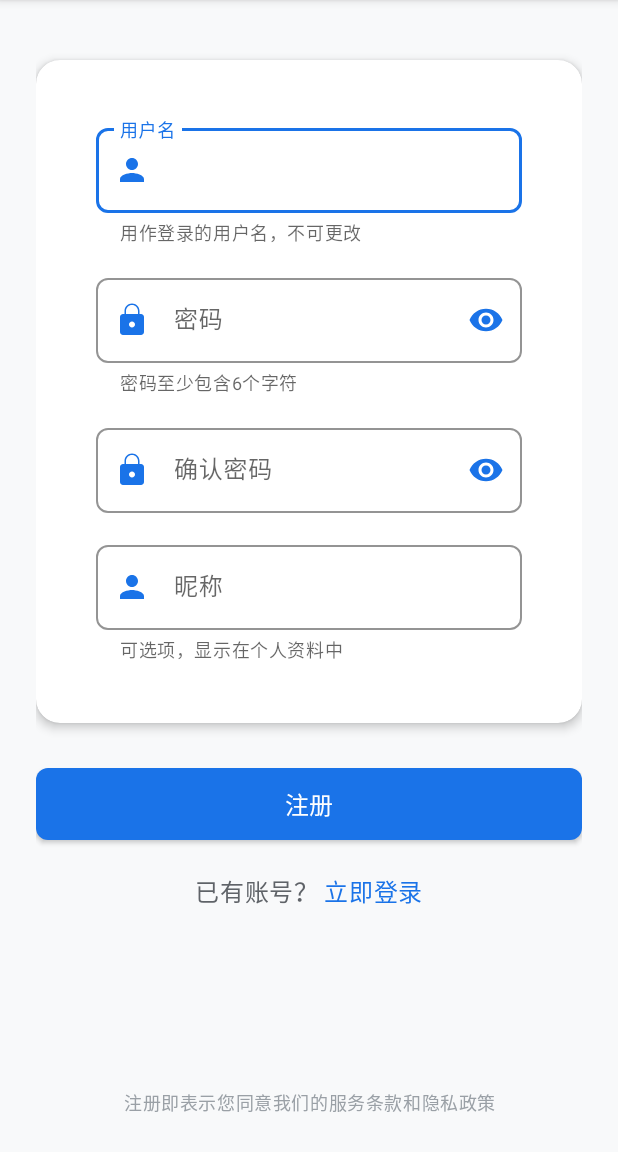
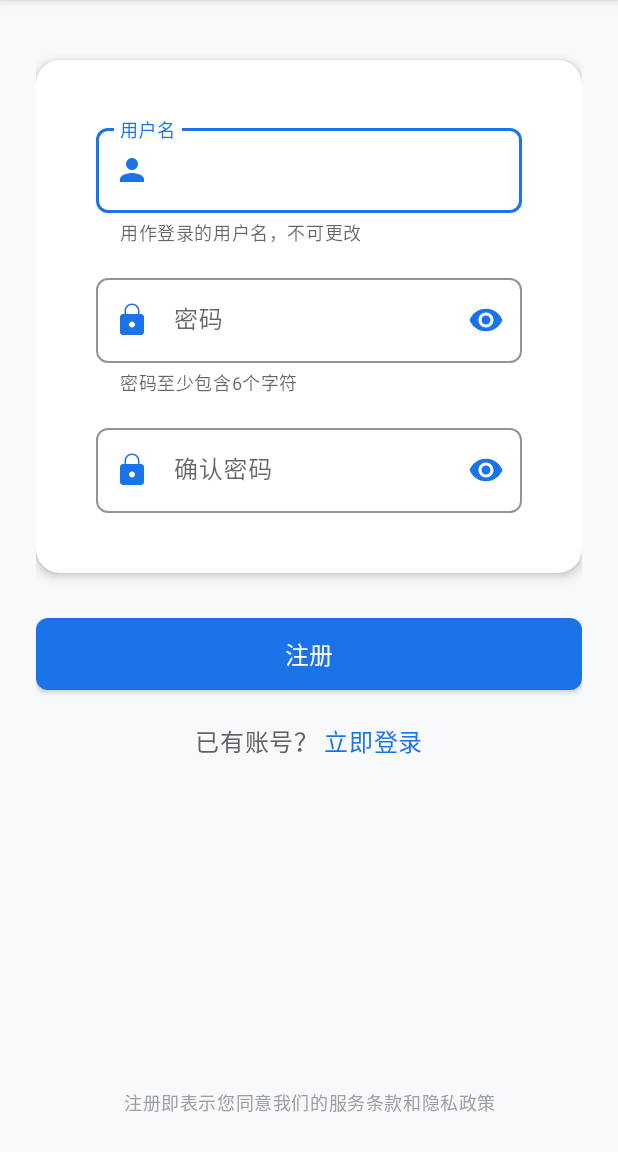
Before and after one commit to wuwuevan/APP, an Android app: the RegisterActivity screen opened directly, with no data from a screen before it, on a phone screen of 412 x 824 dp, the part 84-1236 px from its top. Run offline under Robolectric (Android 15) with nearby library versions, the phone set to English and light mode, and no system bars; our stand-ins replace Room's generated code.

Commit message:
Remove nickname feature

```diff
--- a/app/src/main/java/com/example/myapplication/data/DatabaseHelper.java
+++ b/app/src/main/java/com/example/myapplication/data/DatabaseHelper.java
@@ -35,7 +35,6 @@ public class DatabaseHelper extends SQLiteOpenHelper {
     public static final String COLUMN_USER_ID = "_id";
     public static final String COLUMN_USERNAME = "username";
     public static final String COLUMN_PASSWORD = "password";
-    public static final String COLUMN_NICKNAME = "nickname";
     public static final String COLUMN_AVATAR = "avatar";
     public static final String COLUMN_GENDER = "gender";
     public static final String COLUMN_AGE = "age";
@@ -68,7 +67,6 @@ public class DatabaseHelper extends SQLiteOpenHelper {
             + COLUMN_USER_ID + " INTEGER PRIMARY KEY AUTOINCREMENT, "
             + COLUMN_USERNAME + " TEXT NOT NULL UNIQUE, "
             + COLUMN_PASSWORD + " TEXT NOT NULL, "
-            + COLUMN_NICKNAME + " TEXT, "
             + COLUMN_AVATAR + " TEXT, "
             + COLUMN_GENDER + " TEXT, "
             + COLUMN_AGE + " INTEGER, "
--- a/app/src/main/java/com/example/myapplication/data/UserDBHelper.java
+++ b/app/src/main/java/com/example/myapplication/data/UserDBHelper.java
@@ -18,7 +18,6 @@ public class UserDBHelper extends SQLiteOpenHelper {
     public static final String COLUMN_ID = "_id";
     public static final String COLUMN_USERNAME = "username";
     public static final String COLUMN_PASSWORD = "password";
-    public static final String COLUMN_NICKNAME = "nickname";
     public static final String COLUMN_REGISTER_TIME = "register_time";
     public static final String COLUMN_GENDER = "gender";
     public static final String COLUMN_AGE = "age";
@@ -31,7 +30,6 @@ public class UserDBHelper extends SQLiteOpenHelper {
             COLUMN_ID + " INTEGER PRIMARY KEY AUTOINCREMENT, " +
             COLUMN_USERNAME + " TEXT NOT NULL UNIQUE, " +
             COLUMN_PASSWORD + " TEXT NOT NULL, " +
-            COLUMN_NICKNAME + " TEXT, " +
             COLUMN_REGISTER_TIME + " TEXT, " +
             COLUMN_GENDER + " TEXT, " +
             COLUMN_AGE + " INTEGER, " +
--- a/app/src/main/java/com/example/myapplication/database/DatabaseHelper.java
+++ b/app/src/main/java/com/example/myapplication/database/DatabaseHelper.java
@@ -46,7 +46,6 @@ public class DatabaseHelper extends SQLiteOpenHelper {
                 "id INTEGER PRIMARY KEY AUTOINCREMENT," +
                 "username TEXT NOT NULL," +
                 "password TEXT NOT NULL," +
-                "nickname TEXT," +
                 "avatar TEXT," +
                 "gender TEXT," +
                 "age INTEGER," +
--- a/app/src/main/java/com/example/myapplication/database/UserDao.java
+++ b/app/src/main/java/com/example/myapplication/database/UserDao.java
@@ -30,7 +30,6 @@ public class UserDao {
         ContentValues values = new ContentValues();
         values.put("username", user.getUsername());
         values.put("password", user.getPassword());
-        values.put("nickname", user.getNickname());
         values.put("avatar", user.getAvatar());
         values.put("gender", user.getGender());
         values.put("age", user.getAge());
@@ -53,7 +52,6 @@ public class UserDao {
         SQLiteDatabase db = dbHelper.getWritableDatabase();
         ContentValues values = new ContentValues();
         values.put("username", user.getUsername());
-        values.put("nickname", user.getNickname());
         values.put("avatar", user.getAvatar());
         values.put("gender", user.getGender());
         values.put("age", user.getAge());
@@ -142,7 +140,6 @@ public class UserDao {
         user.setId(cursor.getInt(cursor.getColumnIndexOrThrow("id")));
         user.setUsername(cursor.getString(cursor.getColumnIndexOrThrow("username")));
         user.setPassword(cursor.getString(cursor.getColumnIndexOrThrow("password")));
-        user.setNickname(cursor.getString(cursor.getColumnIndexOrThrow("nickname")));
         user.setAvatar(cursor.getString(cursor.getColumnIndexOrThrow("avatar")));
         user.setGender(cursor.getString(cursor.getColumnIndexOrThrow("gender")));
         user.setAge(cursor.getInt(cursor.getColumnIndexOrThrow("age")));
--- a/app/src/main/java/com/example/myapplication/ui/auth/RegisterActivity.java
+++ b/app/src/main/java/com/example/myapplication/ui/auth/RegisterActivity.java
@@ -30,7 +30,6 @@ public class RegisterActivity extends AppCompatActivity {
     private EditText etUsername;
     private EditText etPassword;
     private EditText etConfirmPassword;
-    private EditText etNickname;
     private Button btnRegister;
     private TextView tvLogin;
     private Toolbar toolbar;
@@ -67,7 +66,6 @@ public class RegisterActivity extends AppCompatActivity {
         etUsername = findViewById(R.id.et_username);
         etPassword = findViewById(R.id.et_password);
         etConfirmPassword = findViewById(R.id.et_confirm_password);
-        etNickname = findViewById(R.id.et_nickname);
         btnRegister = findViewById(R.id.btn_register);
         tvLogin = findViewById(R.id.tv_login);
         toolbar = findViewById(R.id.toolbar);
@@ -111,7 +109,6 @@ public class RegisterActivity extends AppCompatActivity {
         String username = etUsername.getText().toString().trim();
         String password = etPassword.getText().toString().trim();
         String confirmPassword = etConfirmPassword.getText().toString().trim();
-        String nickname = etNickname.getText().toString().trim();
 
         // 验证输入
         if (TextUtils.isEmpty(username)) {
@@ -132,11 +129,6 @@ public class RegisterActivity extends AppCompatActivity {
             return;
         }
 
-        // 如果昵称为空，使用用户名作为昵称
-        if (TextUtils.isEmpty(nickname)) {
-            nickname = username;
-        }
-
         // 检查用户名是否已存在
         int userExists = userDao.checkUserExists(username);
 
@@ -150,7 +142,6 @@ public class RegisterActivity extends AppCompatActivity {
         // 创建新用户
         User newUser = new User(username);
         newUser.setPassword(password);
-        newUser.setNickname(nickname);
         newUser.setRegisterTimestamp(System.currentTimeMillis());
 
         try {
--- a/app/src/main/java/com/example/myapplication/ui/profile/ProfileFragment.java
+++ b/app/src/main/java/com/example/myapplication/ui/profile/ProfileFragment.java
@@ -36,7 +36,6 @@ public class ProfileFragment extends Fragment {
 
     private ImageView ivAvatar;
     private TextView tvUsername;
-    private TextView tvNickname;
     private TextView tvRegisterTime;
     private Button btnPersonalInfo;
     private Button btnAccountSettings;
@@ -90,7 +89,6 @@ public class ProfileFragment extends Fragment {
     private void initViews(View view) {
         ivAvatar = view.findViewById(R.id.iv_avatar);
         tvUsername = view.findViewById(R.id.tv_username);
-        tvNickname = view.findViewById(R.id.tv_nickname);
         tvRegisterTime = view.findViewById(R.id.tv_register_time);
         btnPersonalInfo = view.findViewById(R.id.btn_personal_info);
         btnAccountSettings = view.findViewById(R.id.btn_account_settings);
@@ -172,7 +170,6 @@ public class ProfileFragment extends Fragment {
                 spUtil.saveInt("current_user_id", currentUserId);
 
                 tvUsername.setText(username);
-                tvNickname.setText(currentUser.getNickname() != null ? currentUser.getNickname() : "未设置昵称");
 
                 // 设置注册时间
                 if (currentUser.getRegisterTimestamp() > 0) {
--- a/app/src/main/res/layout/activity_register.xml
+++ b/app/src/main/res/layout/activity_register.xml
@@ -134,27 +134,6 @@
                             android:textAppearance="@style/TextAppearance.MyApplication.Body1" />
                     </com.google.android.material.textfield.TextInputLayout>
 
-                    <!-- Nickname input (optional) -->
-                    <com.google.android.material.textfield.TextInputLayout
-                        android:id="@+id/til_nickname"
-                        style="@style/Widget.MyApplication.TextInputLayout"
-                        android:layout_width="match_parent"
-                        android:layout_height="wrap_content"
-                        android:layout_marginTop="16dp"
-                        android:hint="@string/nickname"
-                        app:helperText="可选项，显示在个人资料中"
-                        app:helperTextEnabled="true"
-                        app:startIconDrawable="@drawable/ic_person"
-                        app:startIconTint="@color/colorPrimary">
-
-                        <com.google.android.material.textfield.TextInputEditText
-                            android:id="@+id/et_nickname"
-                            android:layout_width="match_parent"
-                            android:layout_height="wrap_content"
-                            android:inputType="text"
-                            android:maxLines="1"
-                            android:textAppearance="@style/TextAppearance.MyApplication.Body1" />
-                    </com.google.android.material.textfield.TextInputLayout>
                 </LinearLayout>
             </androidx.cardview.widget.CardView>
 
--- a/app/src/main/res/values/strings.xml
+++ b/app/src/main/res/values/strings.xml
@@ -20,7 +20,6 @@
     <string name="username">用户名</string>
     <string name="password">密码</string>
     <string name="confirm_password">确认密码</string>
-    <string name="nickname">昵称</string>
     <string name="forgot_password">忘记密码？</string>
     <string name="no_account">还没有账号？</string>
     <string name="register_now">立即注册</string>
```
Also changed, not shown: app/src/main/java/com/example/myapplication/data/User.java (+0 -8 lines), app/src/main/java/com/example/myapplication/model/User.java (+1 -11 lines), app/src/main/java/com/example/myapplication/ui/profile/EditProfileActivity.java (+0 -13 lines), app/src/main/res/layout/activity_edit_profile.xml (+0 -15 lines), app/src/main/res/layout/fragment_profile.xml (+0 -9 lines).
